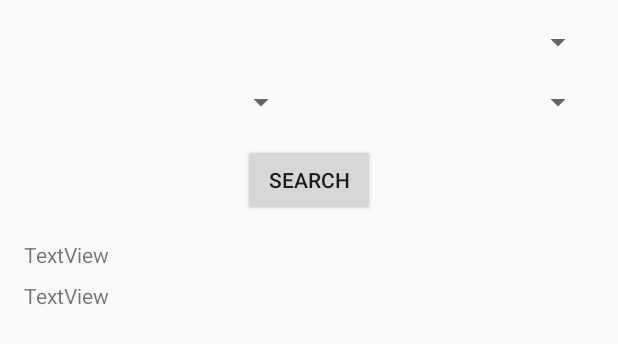
After one commit to MartinSirg/Mobile-Dev, an Android app: the layout activity_statistics.xml on its own in the app's theme, with its tools: preview values and no code run, on a phone screen of 412 x 824 dp. The commit adds this screen. Shown: the top 344 px of the screen. Run offline under Robolectric (Android 15) with nearby library versions, the phone set to English and light mode, and no system bars.

Commit message:
Second activity added

```diff
--- a/androidradio2019/app/build.gradle
+++ b/androidradio2019/app/build.gradle
@@ -22,8 +22,10 @@ dependencies {
     implementation fileTree(dir: 'libs', include: ['*.jar'])
     implementation 'com.android.support:appcompat-v7:28.0.0'
     implementation 'com.android.support.constraint:constraint-layout:1.1.3'
+    implementation 'com.android.support:design:28.0.0'
     testImplementation 'junit:junit:4.12'
     androidTestImplementation 'com.android.support.test:runner:1.0.2'
     androidTestImplementation 'com.android.support.test.espresso:espresso-core:3.0.2'
     implementation 'com.android.volley:volley:1.1.1'
+    implementation 'com.android.support:recyclerview-v7:28.0.0'
 }
--- a/androidradio2019/app/src/main/java/com/itcollege/radio2019/C.java
+++ b/androidradio2019/app/src/main/java/com/itcollege/radio2019/C.java
@@ -5,7 +5,9 @@ public final class C {
     public static final String SERVICE_STATION_NAME_KEY = "serviceStationName";
     public static final String SERVICE_STATION_STREAM_URL_KEY = "serviceStationStreamUrl";
     public static final String SERVICE_STATION_SONGS_API_URL_KEY = "serviceStationSongsApiUrl";
+
     public static final String SERIALIZABLE_STATIONS = "stations";
+    public static final String SERIALIZABLE_STATIONS_BUNDLE = "stationsBundle";
 
     static private final String prefix = "com.itcollege.radio2019.";
     static public final String SERVICE_MEDIASOURCE_KEY = prefix + "SERVICE_MEDIASOURCE_KEY";
--- a/androidradio2019/app/src/main/java/com/itcollege/radio2019/Domain/Station.java
+++ b/androidradio2019/app/src/main/java/com/itcollege/radio2019/Domain/Station.java
@@ -24,7 +24,7 @@ public class Station implements Serializable
 
     @Override
     public String toString() {
-        return String.format("StationId: %d\nName: %s\nStreamUrl: %s\nSongsUrl: %s", stationId, name, streamUrl, songNameApiUrl);
+        return name;
     }
 
     //-----------------------Getters and setters-----------------------
--- /dev/null
+++ b/androidradio2019/app/src/main/res/layout/activity_statistics.xml
@@ -0,0 +1,92 @@
+<?xml version="1.0" encoding="utf-8"?>
+<android.support.constraint.ConstraintLayout xmlns:android="http://schemas.android.com/apk/res/android"
+    xmlns:app="http://schemas.android.com/apk/res-auto"
+    xmlns:tools="http://schemas.android.com/tools"
+    android:layout_width="match_parent"
+    android:layout_height="match_parent"
+    tools:context=".StatisticsActivity">
+
+
+    <Spinner
+        android:id="@+id/spinnerStation"
+        android:layout_width="0dp"
+        android:layout_height="wrap_content"
+        android:layout_marginStart="16dp"
+        android:layout_marginTop="16dp"
+        android:layout_marginEnd="16dp"
+        app:layout_constraintEnd_toEndOf="parent"
+        app:layout_constraintStart_toStartOf="parent"
+        app:layout_constraintTop_toTopOf="parent" />
+
+    <Spinner
+        android:id="@+id/spinnerTimeFrom"
+        android:layout_width="0dp"
+        android:layout_height="wrap_content"
+        android:layout_marginStart="16dp"
+        android:layout_marginTop="16dp"
+        android:layout_marginEnd="8dp"
+        app:layout_constraintEnd_toStartOf="@+id/spinnerTimeUntil"
+        app:layout_constraintHorizontal_bias="0.5"
+        app:layout_constraintHorizontal_chainStyle="spread"
+        app:layout_constraintStart_toStartOf="parent"
+        app:layout_constraintTop_toBottomOf="@+id/spinnerStation" />
+
+    <Spinner
+        android:id="@+id/spinnerTimeUntil"
+        android:layout_width="0dp"
+        android:layout_height="wrap_content"
+        android:layout_marginStart="8dp"
+        android:layout_marginTop="16dp"
+        android:layout_marginEnd="16dp"
+        app:layout_constraintEnd_toEndOf="parent"
+        app:layout_constraintHorizontal_bias="0.5"
+        app:layout_constraintStart_toEndOf="@+id/spinnerTimeFrom"
+        app:layout_constraintTop_toBottomOf="@+id/spinnerStation" />
+
+    <Button
+        android:id="@+id/buttonSearch"
+        android:layout_width="wrap_content"
+        android:layout_height="wrap_content"
+        android:layout_marginStart="8dp"
+        android:layout_marginTop="16dp"
+        android:layout_marginEnd="8dp"
+        android:text="Search"
+        android:onClick="buttonSearchOnClick"
+        app:layout_constraintEnd_toEndOf="parent"
+        app:layout_constraintStart_toStartOf="parent"
+        app:layout_constraintTop_toBottomOf="@+id/spinnerTimeUntil" />
+
+
+    <TextView
+        android:id="@+id/textViewUniqueArtists"
+        android:layout_width="wrap_content"
+        android:layout_height="wrap_content"
+        android:layout_marginStart="16dp"
+        android:layout_marginTop="16dp"
+        android:text="TextView"
+        app:layout_constraintStart_toStartOf="parent"
+        app:layout_constraintTop_toBottomOf="@+id/buttonSearch" />
+
+    <TextView
+        android:id="@+id/textViewUniqueSongs"
+        android:layout_width="wrap_content"
+        android:layout_height="wrap_content"
+        android:layout_marginStart="16dp"
+        android:layout_marginTop="8dp"
+        android:text="TextView"
+        app:layout_constraintStart_toStartOf="parent"
+        app:layout_constraintTop_toBottomOf="@+id/textViewUniqueArtists" />
+
+    <android.support.v7.widget.RecyclerView
+        android:layout_width="395dp"
+        android:layout_height="485dp"
+        android:layout_marginStart="8dp"
+        android:layout_marginTop="8dp"
+        android:layout_marginEnd="8dp"
+        android:layout_marginBottom="16dp"
+        app:layout_constraintBottom_toBottomOf="parent"
+        app:layout_constraintEnd_toEndOf="parent"
+        app:layout_constraintStart_toStartOf="parent"
+        app:layout_constraintTop_toBottomOf="@+id/textViewUniqueSongs" />
+
+</android.support.constraint.ConstraintLayout>
--- /dev/null
+++ b/androidradio2019/app/src/main/res/values/dimens.xml
@@ -0,0 +1,3 @@
+<resources>
+    <dimen name="fab_margin">16dp</dimen>
+</resources>
--- a/androidradio2019/app/src/main/res/values/strings.xml
+++ b/androidradio2019/app/src/main/res/values/strings.xml
@@ -1,4 +1,5 @@
 <resources>
     <string name="app_name">Radio2019</string>
     <string name="StationsDialogTitle">Select a station</string>
+    <string name="title_activity_statistics">StatisticsActivity</string>
 </resources>
--- a/androidradio2019/app/src/main/res/values/styles.xml
+++ b/androidradio2019/app/src/main/res/values/styles.xml
@@ -8,4 +8,13 @@
         <item name="colorAccent">@color/colorAccent</item>
     </style>
 
+    <style name="AppTheme.NoActionBar">
+        <item name="windowActionBar">false</item>
+        <item name="windowNoTitle">true</item>
+    </style>
+
+    <style name="AppTheme.AppBarOverlay" parent="ThemeOverlay.AppCompat.Dark.ActionBar" />
+
+    <style name="AppTheme.PopupOverlay" parent="ThemeOverlay.AppCompat.Light" />
+
 </resources>
```
Also changed, not shown: androidradio2019/app/src/main/AndroidManifest.xml (+7 -4 lines), androidradio2019/app/src/main/java/com/itcollege/radio2019/MainActivity.java (+21 -12 lines), androidradio2019/app/src/main/java/com/itcollege/radio2019/MusicService.java (+10 -2 lines), androidradio2019/app/src/main/java/com/itcollege/radio2019/Repositories/ArtistRepository.java (+25 -4 lines), androidradio2019/app/src/main/java/com/itcollege/radio2019/StatisticsActivity.java (added, +109 -0 lines), androidradio2019/app/src/main/res/layout/activity_main.xml (+15 -0 lines), androidradio2019/app/src/main/res/layout/spinner_text_view.xml (added, +27 -0 lines).
